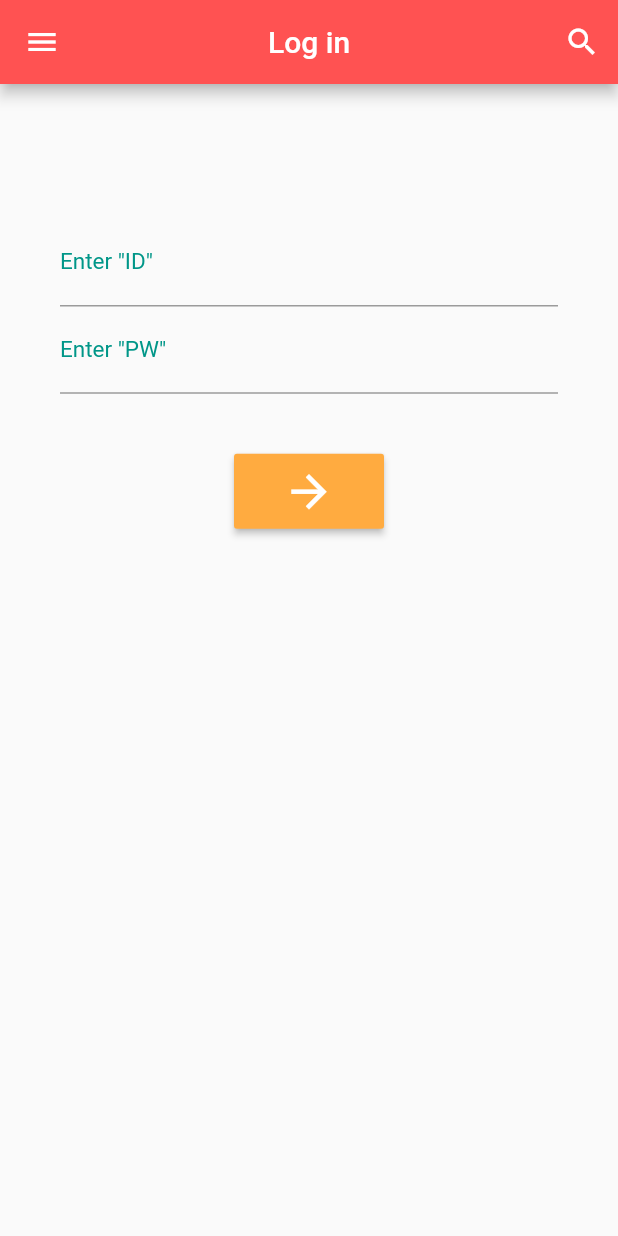
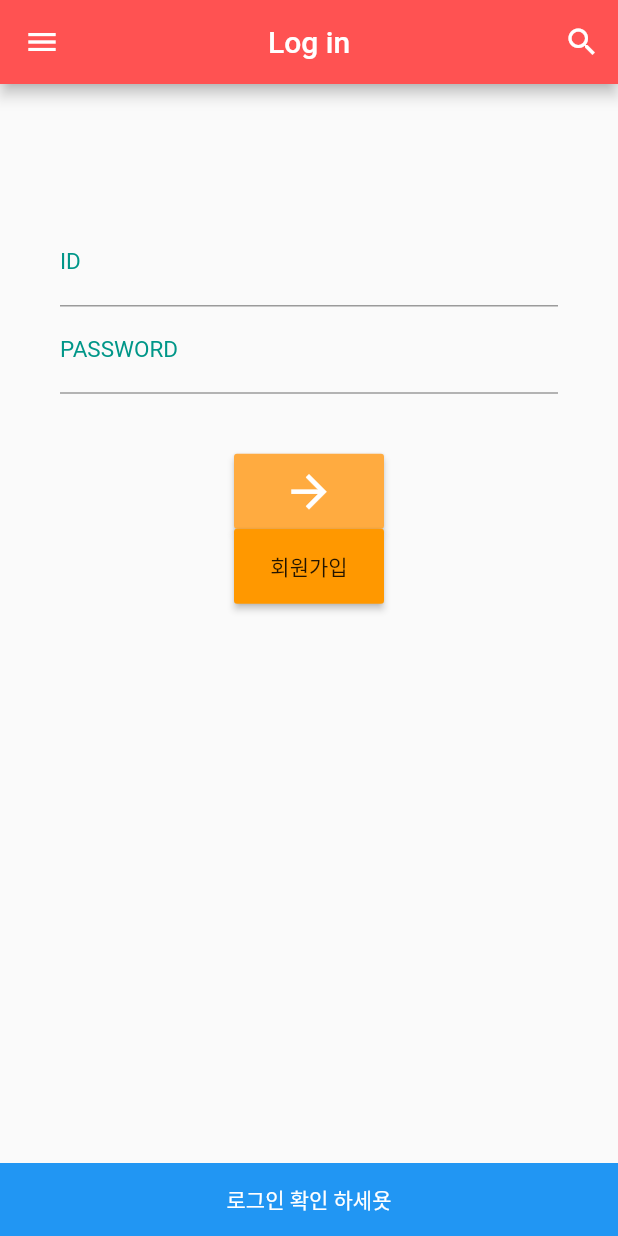
Before and after one commit to sihyeong671/quizApp, a Flutter app: the screen it shows after launch, after a tap on the "arrow forward" icon, on a phone screen of 412 x 824 dp. Run offline on Flutter 3.47's test engine with Material 2 defaults, Android fonts, the phone set to English and light mode, and no system bars.

Commit message:
client: add login, signup button

```diff
--- a/client/lib/auth/login.dart
+++ b/client/lib/auth/login.dart
@@ -1,4 +1,6 @@
 import 'package:flutter/material.dart';
+import 'package:client/lobby/lobby.dart';
+import 'package:client/auth/signUp.dart';
 
 class LogIn extends StatefulWidget {
   @override
@@ -6,6 +8,10 @@ class LogIn extends StatefulWidget {
 }
 
 class _LogInState extends State<LogIn> {
+
+  TextEditingController controller1 = TextEditingController();
+  TextEditingController controller2 = TextEditingController();
+
   @override
   Widget build(BuildContext context) {
     return Scaffold(
@@ -24,7 +30,9 @@ class _LogInState extends State<LogIn> {
           )
         ]
       ),
-      body: SingleChildScrollView(
+      body: Builder(
+        builder: (context) {
+          return SingleChildScrollView(
             child: Column(
               children: <Widget>[
                 Padding(padding: EdgeInsets.only(top: 50)),
@@ -44,14 +52,16 @@ class _LogInState extends State<LogIn> {
                       child: Column(
                         children: <Widget>[
                           TextField(
+                            controller: controller1,
                             decoration: InputDecoration(
-                          labelText: 'Enter "ID"'
+                              labelText: 'ID'
                             ),
                             keyboardType: TextInputType.emailAddress,
                           ),
                           TextField(
+                            controller: controller2,
                             decoration: InputDecoration(
-                          labelText: 'Enter "PW"'
+                              labelText: 'PASSWORD'
                             ),
                             keyboardType: TextInputType.text,
                             obscureText: true,
@@ -69,7 +79,36 @@ class _LogInState extends State<LogIn> {
                                   color: Colors.white,
                                   size: 35.0,
                                   ),
-                              onPressed: (){},
+                                  onPressed: (){
+
+                                    if(controller1.text == 'test' && controller2.text == '1234'){
+                                      Navigator.push(context,
+                                        MaterialPageRoute(builder: (BuildContext context) => Lobby()));
+                                    } else{
+                                      showSnackBar(context);
+                                    }
+
+                                  },
+                              )
+                          ),
+                          ButtonTheme(
+                            minWidth: 100.0,
+                              height: 50.0,
+                              child: RaisedButton(
+                                color: Colors.orange,
+                                  child: Text(
+                                    "회원가입"
+                                  ),
+                                  onPressed: (){
+
+                                    if(controller1.text == 'test' && controller2.text == '1234'){
+                                      Navigator.push(context,
+                                        MaterialPageRoute(builder: (BuildContext context) => SignUp()));
+                                    } else{
+                                      showSnackBar(context);
+                                    }
+
+                                  },
                               )
                           )
                         ]
@@ -79,7 +118,20 @@ class _LogInState extends State<LogIn> {
                 )
               ]
             ),
+          );
+        }
       )
     );
   }
 }
+
+void showSnackBar(BuildContext context){
+  Scaffold.of(context).showSnackBar(
+    SnackBar(content:
+      Text('로그인 확인 하세욧',
+      textAlign: TextAlign.center,),
+        duration: Duration(seconds: 2),
+        backgroundColor: Colors.blue,
+    )
+  );
+}
```
Also changed, not shown: client/lib/auth/signUp.dart (added, +14 -0 lines), client/lib/lobby/lobby.dart (added, +14 -0 lines). Lines whose indentation alone changed are shown as unchanged.
